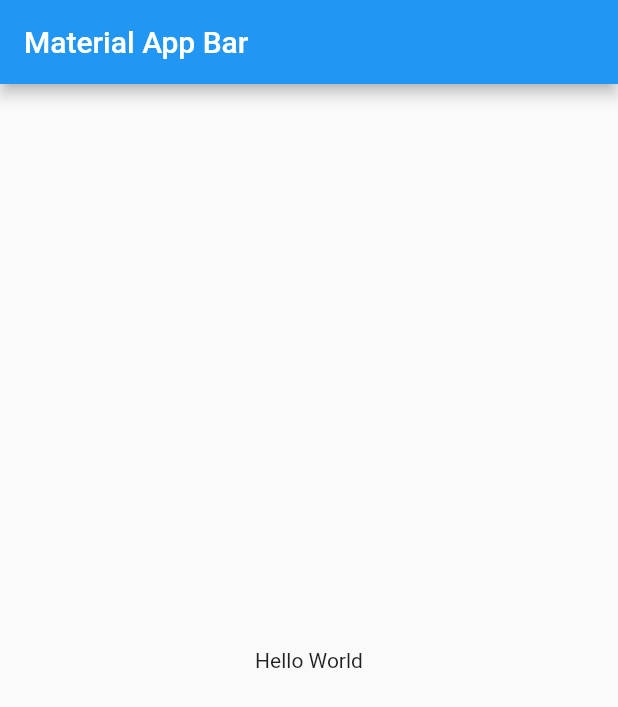
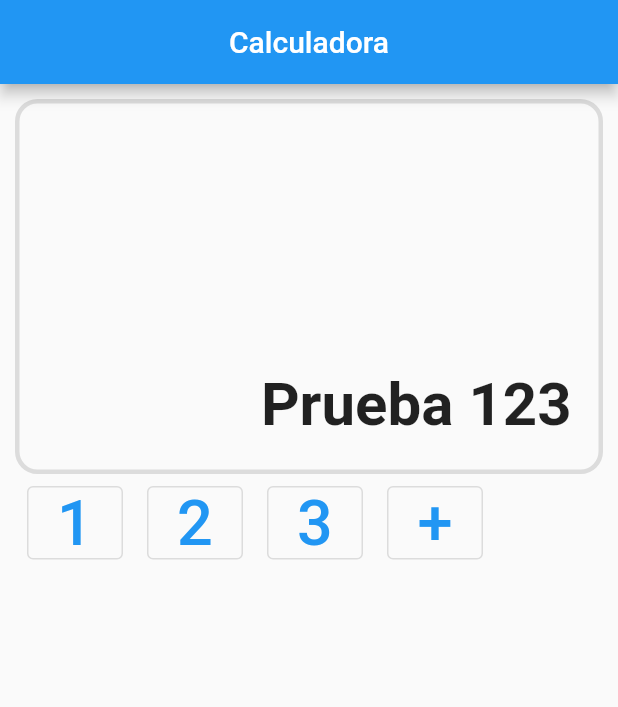
Before and after one commit to morawer/Flutter-Test-Design, a Flutter app: the screen it shows after launch, on a phone screen of 412 x 824 dp. Shown: the top 707 px of the screen. Run offline on Flutter 3.47's test engine with Material 2 defaults, Android fonts, the phone set to English and light mode, and no system bars.

Commit message:
new project ADDED

```diff
--- a/lib/home_screen.dart
+++ b/lib/home_screen.dart
@@ -11,10 +11,66 @@ class HomeScreen extends StatelessWidget {
       title: 'Material App',
       home: Scaffold(
         appBar: AppBar(
-          title: const Text('Material App Bar'),
+          centerTitle: true,
+          title: const Text('Calculadora'),
         ),
-        body: const Center(
-          child: Text('Hello World'),
+        body: Padding(
+          padding: const EdgeInsets.all(10.0),
+          child: Column(
+            children: [
+              Container(
+                alignment: const Alignment(0.8, 0.8),
+                height: 250.0,
+                decoration: BoxDecoration(
+                    border: Border.all(width: 3.0, color: Colors.black12),
+                    borderRadius: BorderRadius.circular(15.0)),
+                child: const Text('Prueba 123',
+                    style:
+                        TextStyle(fontSize: 40, fontWeight: FontWeight.bold)),
+              ),
+              Center(
+                child: Expanded(
+                  child: Row(
+                    children: [
+                      Padding(
+                        padding: const EdgeInsets.all(8.0),
+                        child: Expanded(
+                          child: OutlinedButton(
+                              onPressed: () {},
+                              child: const Text('1',
+                                  style: TextStyle(fontSize: 42))),
+                        ),
+                      ),
+                      Padding(
+                        padding: const EdgeInsets.all(8.0),
+                        child: Expanded(
+                            child: OutlinedButton(
+                                onPressed: () {},
+                                child: const Text('2',
+                                    style: TextStyle(fontSize: 42)))),
+                      ),
+                      Padding(
+                        padding: const EdgeInsets.all(8.0),
+                        child: Expanded(
+                            child: OutlinedButton(
+                                onPressed: () {},
+                                child: const Text('3',
+                                    style: TextStyle(fontSize: 42)))),
+                      ),
+                      Padding(
+                        padding: const EdgeInsets.all(8.0),
+                        child: Expanded(
+                            child: OutlinedButton(
+                                onPressed: () {},
+                                child: const Text('+',
+                                    style: TextStyle(fontSize: 42)))),
+                      ),
+                    ],
+                  ),
+                ),
+              ),
+            ],
+          ),
         ),
       ),
     );
```
